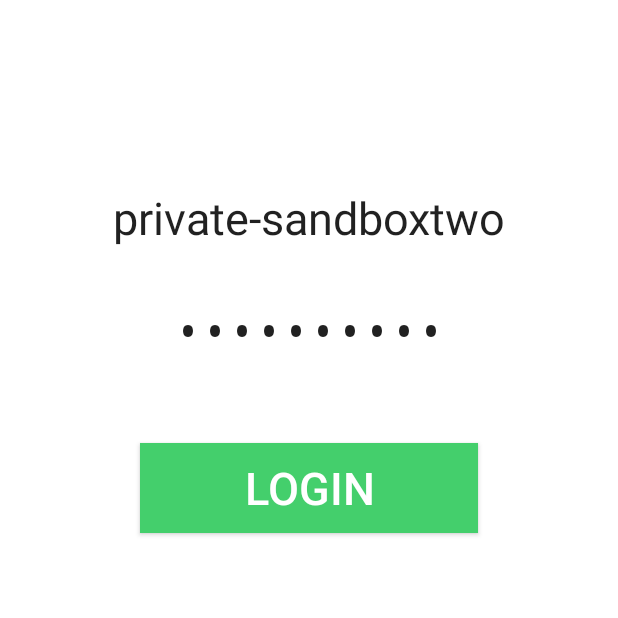
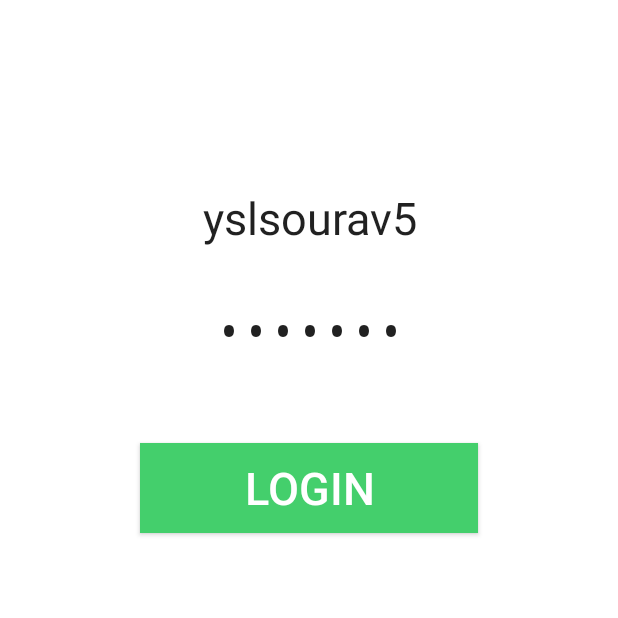
Before and after one commit to rawatrahul/YSL, an Android app: the screen it shows after launch (MainActivity), on a phone screen of 412 x 824 dp, the top half of it. Run offline under Robolectric (Android 15) with nearby library versions, the phone set to English and light mode, and no system bars.

Commit message:
hardcoded pass change

```diff
--- a/app/src/main/res/layout/activity_add_acc.xml
+++ b/app/src/main/res/layout/activity_add_acc.xml
@@ -17,6 +17,7 @@
         android:layout_width="150dp"
         android:gravity="center"
         android:layout_gravity="center"
+        android:text="16441"
         android:background="#fff"
         android:layout_height="50dp"
         android:hint="Provider ID"
@@ -25,6 +26,7 @@
         android:layout_margin="10dp"
         android:layout_width="250dp"
         android:gravity="center"
+        android:text="rahuldemo.site16441.2"
         android:background="#fff"
         android:layout_gravity="center"
         android:layout_height="50dp"
@@ -35,6 +37,7 @@
         android:layout_width="250dp"
         android:gravity="center"
         android:background="#fff"
+        android:text="site16441.2"
         android:layout_gravity="center"
         android:layout_height="50dp"
         android:hint="Password"
--- a/app/src/main/res/layout/activity_main.xml
+++ b/app/src/main/res/layout/activity_main.xml
@@ -28,7 +28,7 @@
         android:layout_width="match_parent"
         android:layout_height="50dp"
         android:hint="Username"
-        android:text="private-sandboxtwo"
+        android:text="yslsourav5"
         android:textSize="30dp"
         android:gravity="center"
         android:layout_gravity="center_horizontal"
@@ -44,7 +44,7 @@
         android:layout_height="50dp"
         android:hint="Password"
         android:gravity="center"
-        android:text="Yodlee@123"
+        android:text="test123"
         android:layout_gravity="center_horizontal"
         android:inputType="textPassword"
         android:textSize="30dp"
```
